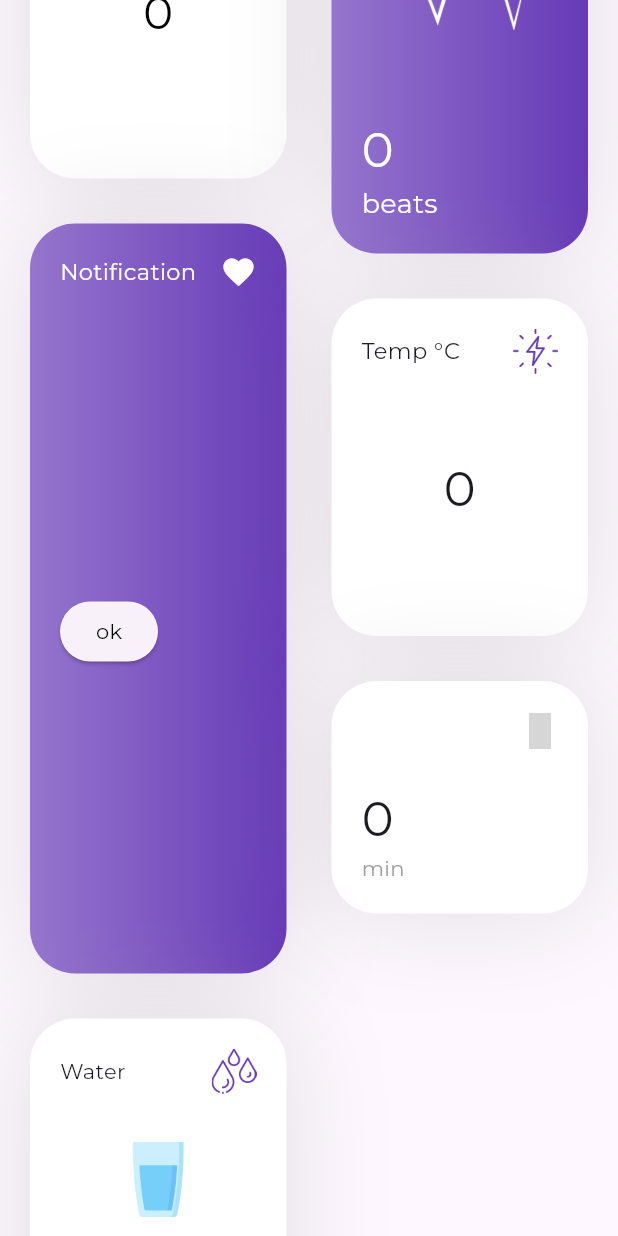
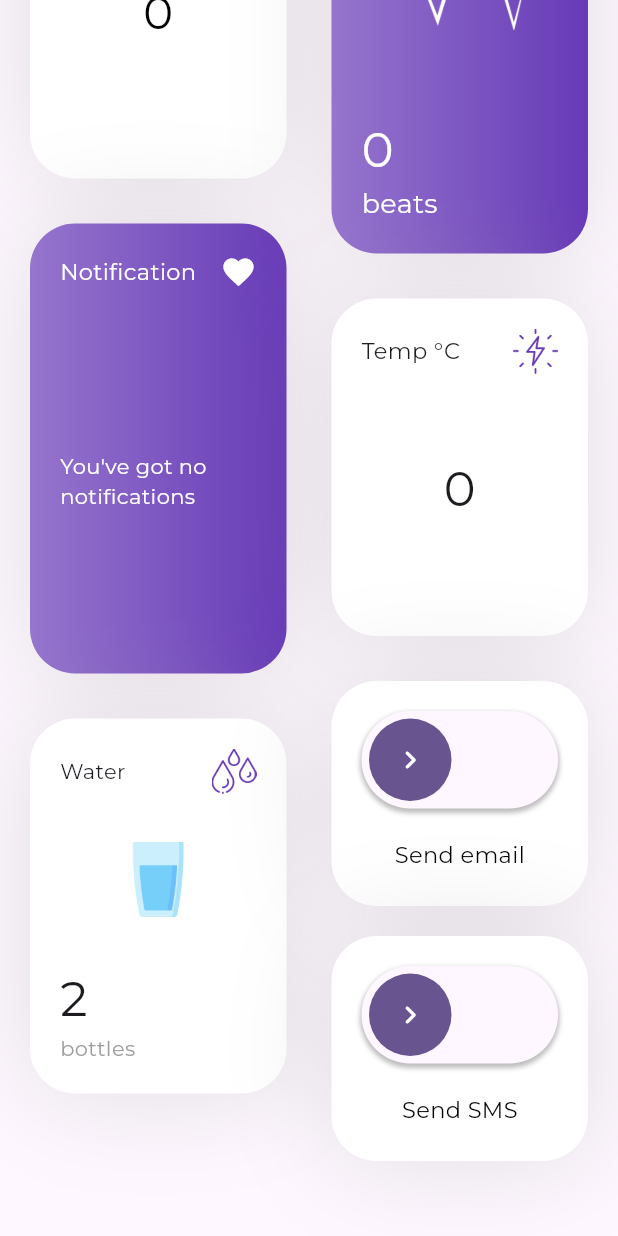
Before and after one commit to Vinayy25/cardiogram, a Flutter app: the screen it shows once a user with an empty profile is signed in, scrolled down 306 dp, on a phone screen of 412 x 824 dp. Run offline on Flutter 3.47's test engine with Material 3 defaults, Android fonts, the phone set to English and light mode, and no system bars; drawn by our look-alikes of action_slider; our stand-ins replace cloud_firestore, firebase_auth, firebase_core, firebase_database, fl_chart, flutter_svg and 5 more; missing offline and left inert: emailjs, twilio_flutter; accounts and stored records are empty; grey boxes are pictures that could not be loaded.

Commit message:
prototype 1

```diff
--- a/lib/src/screens/auth_screen.dart
+++ b/lib/src/screens/auth_screen.dart
@@ -125,7 +125,7 @@ class _SignInContainerState extends State<SignInContainer> {
             height: 20,
           ),
           CurvedTextFields(
-              hintText: "enter Whatsapp number",
+              hintText: "enter phone number",
               icon: Icon(
                 Icons.phone,
                 color: secondaryColor,
--- a/lib/src/screens/dashboard.dart
+++ b/lib/src/screens/dashboard.dart
@@ -1,14 +1,20 @@
+import 'dart:math';
+
+import 'package:action_slider/action_slider.dart';
 import 'package:cardiogram/services/firebase_service.dart';
 import 'package:cardiogram/src/widgets/heart_chart.dart';
 import 'package:cardiogram/states/auth_state.dart';
+import 'package:cardiogram/utils/error_dialog.dart';
 import 'package:cardiogram/utils/utils.dart';
 import 'package:flutter/cupertino.dart';
 import 'package:flutter/material.dart';
 import 'package:flutter_svg/flutter_svg.dart';
 import 'package:cardiogram/states/data_provider.dart';
 import 'package:font_awesome_flutter/font_awesome_flutter.dart';
+import 'package:google_fonts/google_fonts.dart';
 import 'package:iconsax/iconsax.dart';
 import 'package:provider/provider.dart';
+import 'package:slide_to_act/slide_to_act.dart';
 
 import '../animations/fade_in.dart';
 import '../widgets/app_card.dart';
@@ -24,6 +30,10 @@ class DashBoardScreen extends StatefulWidget {
 }
 
 class _DashBoardScreenState extends State<DashBoardScreen> {
+  final GlobalKey<SlideActionState> _key = GlobalKey();
+  final emailSubmitController = ActionSliderController();
+  final smsSubmitController = ActionSliderController();
+
   @override
   void initState() {
     // TODO: implement initState
@@ -62,9 +72,9 @@ class _DashBoardScreenState extends State<DashBoardScreen> {
                     children: [
                       Text(
                         dateString,
-                        style: TextStyle(fontSize: 18),
+                        style: const TextStyle(fontSize: 18),
                       ),
-                      Text(
+                      const Text(
                         "My Day",
                         style: TextStyle(fontSize: 34),
                       ),
@@ -87,12 +97,20 @@ class _DashBoardScreenState extends State<DashBoardScreen> {
                           ),
                           child: Consumer<AuthStateProvider>(
                               builder: (context, provider, child) {
-                            return ElevatedButton.icon(
+                            return Column(
+                              children: [
+                                AppText(text: 'Device ID: ${provider.deviceId}'),
+                                SizedBox(
+                                  height: 5,
+                                ),
+                                ElevatedButton.icon(
                                     onPressed: () async => provider.logoutAll(),
                                     icon: const Icon(FontAwesomeIcons.signOut),
                                     label: const AppText(
                                       text: "Logout",
-                                ));
+                                    )),
+                              ],
+                            );
                           }),
                         ),
                       ),
@@ -135,7 +153,8 @@ class _DashBoardScreenState extends State<DashBoardScreen> {
                                         "SPO",
                                         style: TextStyle(fontSize: 18),
                                       ),
-                                      Text('2', style: TextStyle(fontSize: 15)),
+                                      const Text('2',
+                                          style: TextStyle(fontSize: 15)),
                                       const Spacer(),
                                       SizedBox(
                                         height: 30,
@@ -171,12 +190,12 @@ class _DashBoardScreenState extends State<DashBoardScreen> {
                       FadeInAnimation(
                         delay: 2,
                         child: AppCard(
-                          height: 500,
+                          height: 300,
                           color: Colors.deepPurple,
                           child: Column(
                             crossAxisAlignment: CrossAxisAlignment.start,
                             children: [
-                              Row(
+                              const Row(
                                 children: [
                                   Text(
                                     "Notification",
@@ -199,29 +218,28 @@ class _DashBoardScreenState extends State<DashBoardScreen> {
                                       if (provider.heartRiskLog.isNotEmpty &&
                                           provider.heartRisk) {
                                         myText += "Heart Risk:\n";
-                                        provider.heartRiskLog
-                                            .forEach((element) {
-                                          myText += element + "\n";
-                                        });
+                                        for (var element
+                                            in provider.heartRiskLog) {
+                                          myText += "$element\n";
+                                        }
                                       }
 
                                       if (provider.oxygenRiskLog.isNotEmpty &&
                                           provider.oxygenRisk) {
                                         myText += "\nOxygen Risk:\n";
-                                        provider.oxygenRiskLog
-                                            .forEach((element) {
-                                          myText += element + "\n";
-                                        });
+                                        for (var element
+                                            in provider.oxygenRiskLog) {
+                                          myText += "$element\n";
                                         }
-
+                                      }
                                       if (provider
                                               .temperatureRiskLog.isNotEmpty &&
                                           provider.temperatureRisk) {
                                         myText += "\nTemperature Risk:\n";
-                                        provider.temperatureRiskLog
-                                            .forEach((element) {
-                                          myText += element + "\n";
-                                        });
+                                        for (var element
+                                            in provider.temperatureRiskLog) {
+                                          myText += "$element\n";
+                                        }
                                       }
                                       if (myText != "") {
                                         myText += "\nPlease consult a doctor";
@@ -233,7 +251,12 @@ class _DashBoardScreenState extends State<DashBoardScreen> {
                                             text: myText,
                                             color: Colors.white,
                                           ),
-                                          ElevatedButton(
+                                          (myText.isEmpty)
+                                              ? const AppText(
+                                                  color: Colors.white,
+                                                  text:
+                                                      "You've got no notifications")
+                                              : ElevatedButton(
                                                   onPressed: () {
                                                     myText = "";
                                                     provider.heartRisk = false;
@@ -245,7 +268,7 @@ class _DashBoardScreenState extends State<DashBoardScreen> {
                                                     provider.temperatureRiskLog =
                                                         [];
                                                   },
-                                              child: AppText(
+                                                  child: const AppText(
                                                     text: 'ok',
                                                   ))
                                         ],
@@ -353,7 +376,7 @@ class _DashBoardScreenState extends State<DashBoardScreen> {
                                   ),
                                   Text(
                                     provider.heartRate.toString(),
-                                    style: TextStyle(
+                                    style: const TextStyle(
                                       color: Colors.white,
                                       fontSize: 32,
                                     ),
@@ -412,7 +435,7 @@ class _DashBoardScreenState extends State<DashBoardScreen> {
                                     child: Center(
                                       child: Text(
                                         value.temperature.toString(),
-                                        style: TextStyle(
+                                        style: const TextStyle(
                                           fontSize: 32,
                                         ),
                                       ),
@@ -425,37 +448,78 @@ class _DashBoardScreenState extends State<DashBoardScreen> {
                         }),
                       ),
                       const SizedBox(height: 30),
-                      const FadeInAnimation(
+                      FadeInAnimation(
                         delay: 2.5,
                         child: AppCard(
-                          height: 155,
-                          child: Column(
-                            crossAxisAlignment: CrossAxisAlignment.start,
+                          height: 150,
+                          child: Consumer<DataProvider>(
+                              builder: (context, provider, child) {
+                            return Column(
+                              crossAxisAlignment: CrossAxisAlignment.center,
                               children: [
-                              Row(
-                                children: [
-                                  Text(
-                                    "",
-                                    style: TextStyle(fontSize: 18),
+                                ActionSlider.standard(
+                                  successIcon: Icon(
+                                    Icons.check,
+                                    color: Colors.white,
                                   ),
-                                  Spacer(),
-                                  Icon(
-                                    Iconsax.speedometer5,
-                                    color: Colors.deepPurple,
+                                  icon: Icon(Icons.keyboard_arrow_right_rounded,
+                                      color: Colors.white),
+                                  action: (emailSubmitController) {
+                                    emailSubmitController.success();
+                                    provider.email();
+
+                                    ErrorDialog.showErrorDialog(context,
+                                        'This is only to show demo of email alert\nPlease check your email');
+                                  },
+                                ),
+                                const SizedBox(
+                                  height: 20,
+                                ),
+                                AppText(
+                                  text: "Send email",
+                                  fontsize: 15,
                                 ),
                               ],
+                            );
+                          }),
                         ),
-                              Spacer(),
-                              Text(
-                                "0",
-                                style: TextStyle(fontSize: 32),
                       ),
-                              Text(
-                                "min",
-                                style: TextStyle(color: Colors.grey),
+                      const SizedBox(
+                        height: 20,
+                      ),
+                      FadeInAnimation(
+                        delay: 2.5,
+                        child: AppCard(
+                          height: 150,
+                          child: Consumer<DataProvider>(
+                              builder: (context, provider, child) {
+                            return Column(
+                              crossAxisAlignment: CrossAxisAlignment.center,
+                              children: [
+                                ActionSlider.standard(
+                                  icon: Icon(Icons.keyboard_arrow_right_rounded,
+                                      color: Colors.white),
+                                  successIcon: const Icon(
+                                    Icons.check,
+                                    color: Colors.white,
+                                  ),
+                                  action: (smsSubmitController) async {
+                                    smsSubmitController.success();
+
+                                    ErrorDialog.showErrorDialog(context,
+                                        "This is only to show demo of SMS alert/Please check your SMS");
+                                  },
+                                ),
+                                const SizedBox(
+                                  height: 20,
+                                ),
+                                const AppText(
+                                  text: "Send SMS",
+                                  fontsize: 15,
                                 ),
                               ],
-                          ),
+                            );
+                          }),
                         ),
                       ),
                     ],
--- a/lib/states/auth_state.dart
+++ b/lib/states/auth_state.dart
@@ -9,6 +9,11 @@ class AuthStateProvider extends ChangeNotifier {
   AuthStateProvider() {
 
     checkAuthStatus();
+    getDeviceId();
+  }
+    void getDeviceId() async {
+    deviceId = await FirebaseService().getDeviceId();
+    notifyListeners();
   }
 
 
@@ -49,5 +54,7 @@ final auth = FirebaseAuth.instance;
         notifyListeners();
       }
     });
+
+
   }
 }
--- a/lib/states/data_provider.dart
+++ b/lib/states/data_provider.dart
@@ -1,5 +1,6 @@
 import 'dart:async';
 import 'dart:convert';
+import 'dart:io';
 import 'package:cardiogram/services/firebase_service.dart';
 import 'package:firebase_auth/firebase_auth.dart';
 import 'package:firebase_core/firebase_core.dart';
@@ -18,7 +19,7 @@ class DataProvider extends ChangeNotifier {
   late DatabaseReference _temperatureRef;
   late DatabaseReference _oxygenRef;
   String deviceId = '';
-  bool canSendSms = false;
+  bool canSendSms = true;
   String userEmail = '';
   bool heartRisk = false;
   bool oxygenRisk = false;
@@ -40,13 +41,13 @@ class DataProvider extends ChangeNotifier {
   String authToken = '';
   String twilioNumber = '';
   // ignore: constant_identifier_names
-  static const String YOUR_SERVICE_ID = 'service_wjdh5hp';
+  static const String YOUR_SERVICE_ID = 'service_hbxaofs';
   // ignore: constant_identifier_names
-  static const String YOUR_TEMPLATE_ID = 'template_st0w37m';
+  static const String YOUR_TEMPLATE_ID = 'template_u20lfui';
   // ignore: constant_identifier_names
-  static const String YOUR_PUBLIC_KEY = 'bupyCZf6_lUBwwOUi';
+  static const String YOUR_PUBLIC_KEY = 'tWOpter490Q-5_ATW';
   // ignore: constant_identifier_names
-  static const String YOUR_PRIVATE_KEY = 'DZHak3GqAShCugho5gtIr';
+  static const String YOUR_PRIVATE_KEY = 'dlaeqS7TU8-Gx27ZEG4Xp';
 
   DataProvider() {
     // Make the constructor asynchronous
@@ -151,7 +152,7 @@ class DataProvider extends ChangeNotifier {
             heartRate > 180 ||
             temperature > 100 ||
             oxygen < 90) &&
-        secondsCounter > 5 ) {
+        secondsCounter > 5) {
       return;
     }
 
@@ -170,16 +171,16 @@ class DataProvider extends ChangeNotifier {
     double avgTemperature = (currTemperatureSum / secondsCounter);
 
     // Define thresholds for normal and abnormal values
-    final heartRateThresholds = {'bradycardia': 60, 'tachycardia': 100};
-    final spo2Thresholds = {'normal_low': 95, 'abnormal_low': 90};
-    final temperatureThresholds = {'fever': 100.4, 'low': 95};
-
+    final heartRateThresholds = {'bradycardia': 40, 'tachycardia': 150};
+    final spo2Thresholds = {'normal_low': 95, 'abnormal_low': 92};
+    final temperatureThresholds = {'fever': 40, 'low': 35};
 
     if (avgheartrate < heartRateThresholds['bradycardia']! && !heartRisk) {
       heartRiskLog.add("Bradycardia detected");
 
       heartRisk = true;
-    } else if (avgheartrate > heartRateThresholds['tachycardia']! && !heartRisk) {
+    } else if (avgheartrate > heartRateThresholds['tachycardia']! &&
+        !heartRisk) {
       heartRiskLog.add("Tachycardia detected");
       heartRisk = true;
     }
@@ -193,7 +194,7 @@ class DataProvider extends ChangeNotifier {
 
     // Check temperature
     if (avgTemperature > temperatureThresholds['fever']! && !temperatureRisk) {
-      temperatureRiskLog.add("Fever detected");
+      temperatureRiskLog.add("High body temperature detected");
       temperatureRisk = true;
     } else if (avgTemperature < temperatureThresholds['low']! &&
         !temperatureRisk) {
@@ -212,8 +213,8 @@ class DataProvider extends ChangeNotifier {
 
   Future<void> getPhoneNumber() async {
     phoneNumber = await FirebaseService().getPhoneNumber();
-    // sendSMS();
-    email();
+
+
     notifyListeners();
   }
 
@@ -226,26 +227,37 @@ class DataProvider extends ChangeNotifier {
   }
 
   void sendSMS() {
+
+
     TwilioFlutter twilioFlutter;
     twilioFlutter = TwilioFlutter(
         accountSid: accountSid,
         authToken: authToken,
         twilioNumber: twilioNumber);
     Future<int> response = twilioFlutter.sendSMS(
-        toNumber: '+91${phoneNumber}', messageBody: 'hello world');
+        toNumber: '+91$phoneNumber', messageBody: 'Emergancy! Heart rate is abnormal\nHeartRate:$heartRate\nOxygen:$oxygen\nTemperature:$temperature\n');
     response.then((value) => print(value.toString()));
+    if(response == 201){
+      canSendSms= false;
+      print('message sent');
+    }
   }
 
-  void email() async {
-    await sendEmail(
+  Future<int> email() async {
+    String mainReadings =
+        "Heart Rate: $heartRate\nOxygen: $oxygen\nTemperature: $temperature";
+   int response=  await sendEmail(
         fromName: 'cardiogram',
-        toEmail: userEmail ,
-        message: "${heartRiskLog.join('\n')}\n${oxygenRiskLog.join('\n')}\n${temperatureRiskLog.join('\n ')}" ,
+        toEmail: userEmail,
+        message:
+            "$mainReadings\n\n${heartRiskLog.join('\n')}\n${oxygenRiskLog.join('\n')}\n${temperatureRiskLog.join('\n ')}",
         replyTo: 'cardiogram60@gmail.com',
         heartRate: heartRate.toString());
+
+       return response;
   }
 
-  Future sendEmail(
+  Future<int> sendEmail(
       {required String fromName,
       required String toEmail,
       required String message,
@@ -272,8 +284,12 @@ class DataProvider extends ChangeNotifier {
           }
         }),
       );
+      return response.statusCode;
+
     } catch (e) {
       print(e.toString());
+
+      return 400;
     }
   }
 }
--- a/pubspec.yaml
+++ b/pubspec.yaml
@@ -9,6 +9,7 @@ environment:
   sdk: ">=3.2.2 <4.0.0"
 
 dependencies:
+  action_slider: ^0.7.0
   animate_do: ^3.3.1
   cloud_firestore: ^4.14.0
   cupertino_icons: ^1.0.2
@@ -27,9 +28,9 @@ dependencies:
   iconsax: ^0.0.8
   intl: ^0.19.0
   provider: null
+  slide_to_act: ^2.0.2
   syncfusion_flutter_charts: ^24.1.47+2
   twilio_flutter: ^0.0.9
-
 
 dev_dependencies:
   flutter_lints: ^2.0.0
```
Also changed, not shown: pubspec.lock. Lines whose indentation alone changed are shown as unchanged.
